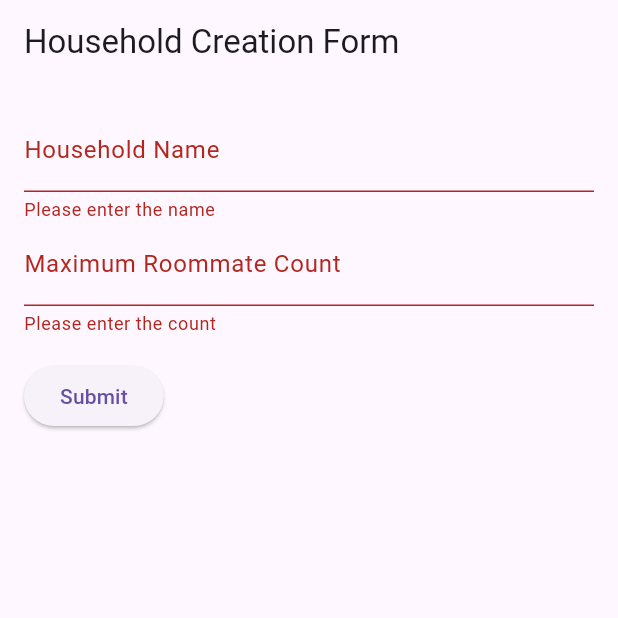
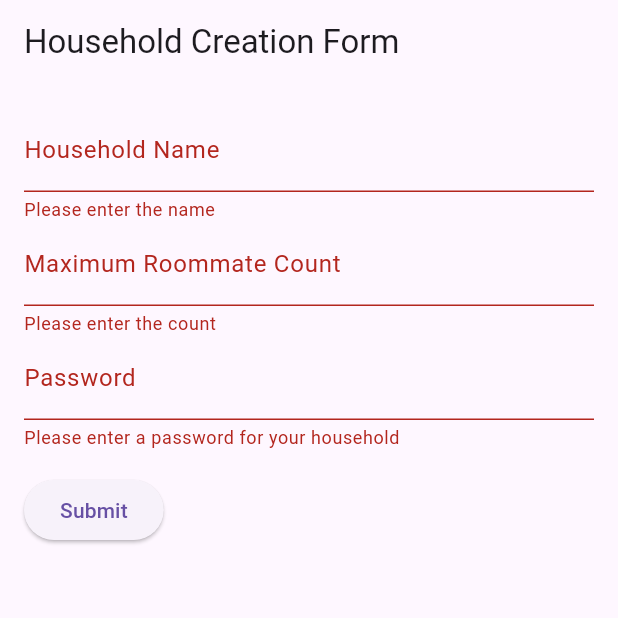
Before and after one commit to emily-wax/Team_Charmander, a Flutter app: the HouseholdCreateForm screen opened directly, after a tap on "Submit", on a phone screen of 412 x 824 dp, the top half of it. Run offline on Flutter 3.47's test engine with Material 3 defaults, Android fonts, the phone set to English and light mode, and no system bars; our stand-ins replace cloud_firestore, firebase_auth, firebase_core, syncfusion_flutter_calendar; accounts and stored records are empty.

Commit message:
household password added

```diff
--- a/flutter_application/lib/HomePage.dart
+++ b/flutter_application/lib/HomePage.dart
@@ -1,5 +1,5 @@
 import 'package:flutter/material.dart';
-import 'fourth_page.dart';
+import 'account_page.dart';
 import 'chores_page.dart';
 import 'appliances_page.dart';
 import 'calendar_page.dart'; // Import the CalendarPage
--- a/flutter_application/lib/fourth_page.dart
+++ b/flutter_application/lib/account_page.dart
@@ -130,7 +130,6 @@ Future<void> updateUserHousehold(String? userId, String householdName) async {
             }).catchError((error) {
               print('Failed to update roommates list: $error');
             });
-
           }
         }
       } else {
--- a/flutter_application/lib/household_create.dart
+++ b/flutter_application/lib/household_create.dart
@@ -1,8 +1,9 @@
 import 'package:cloud_firestore/cloud_firestore.dart';
 import 'package:flutter/material.dart';
+import 'package:flutter/widgets.dart';
 import 'package:flutter_application/household_model.dart';
 import 'SignInPage.dart';
-import 'fourth_page.dart';
+import 'account_page.dart';
 import 'package:firebase_auth/firebase_auth.dart';
 import 'package:firebase_core/firebase_core.dart';
 
@@ -31,6 +32,7 @@ class _HouseholdCreateFormState extends State<HouseholdCreateForm> {
   final _formKey = GlobalKey<FormState>();
   TextEditingController _nameController = TextEditingController();
   TextEditingController _countController = TextEditingController();
+  TextEditingController _passwordController = TextEditingController();
   late User _currentUser;
 
   @override
@@ -77,6 +79,20 @@ class _HouseholdCreateFormState extends State<HouseholdCreateForm> {
                   return null;
                 },
               ),
+              TextFormField(
+                controller: _passwordController,
+                keyboardType: TextInputType.number,
+                decoration: InputDecoration(
+                  labelText: 'Password',
+                  helperText: 'This is used to control who can join your household',
+                ),
+                validator: (value) {
+                  if (value!.isEmpty) {
+                    return 'Please enter a password for your household';
+                  }
+                  return null;
+                },
+              ),
               Padding(
                 padding: const EdgeInsets.symmetric(vertical: 16.0),
                 child: ElevatedButton(
@@ -85,7 +101,7 @@ class _HouseholdCreateFormState extends State<HouseholdCreateForm> {
                       // Process the data
                       String name = _nameController.text;
                       int count = int.parse(_countController.text);
-                      _saveHouseholdToFirebase(name, count);
+                      _saveHouseholdToFirebase(name, count, _passwordController.text );
                     }
                   },
                   child: Text('Submit'),
@@ -98,7 +114,7 @@ class _HouseholdCreateFormState extends State<HouseholdCreateForm> {
     );
   }
 
-  void _saveHouseholdToFirebase( String name, int count ) async{
+  void _saveHouseholdToFirebase( String name, int count, String password ) async{
 
     try{
 
@@ -108,12 +124,14 @@ class _HouseholdCreateFormState extends State<HouseholdCreateForm> {
         await householdRef.set(
           {
           'name': name,
+          'password': password,
           'max_roommate_count': count,
           'roommates': [_currentUser.email],
           }
         ).then((_) {
           _nameController.clear();
           _countController.clear();
+          _passwordController.clear();
           ScaffoldMessenger.of(context).showSnackBar(SnackBar(
             content: Text('Object submitted successfully'),
           ));
@@ -141,6 +159,7 @@ class _HouseholdCreateFormState extends State<HouseholdCreateForm> {
   void dispose() {
     _nameController.dispose();
     _countController.dispose();
+    _passwordController.dispose();
     super.dispose();
   }
 }
--- a/flutter_application/lib/household_join.dart
+++ b/flutter_application/lib/household_join.dart
@@ -1,7 +1,8 @@
 import 'package:cloud_firestore/cloud_firestore.dart';
 import 'package:flutter/material.dart';
+import 'package:flutter_application/household_model.dart';
 import 'SignInPage.dart';
-import 'fourth_page.dart';
+import 'account_page.dart';
 import 'package:firebase_auth/firebase_auth.dart';
 import 'package:firebase_core/firebase_core.dart';
 
@@ -28,7 +29,7 @@ class HouseholdJoinForm extends StatefulWidget {
 class _HouseholdJoinFormState extends State<HouseholdJoinForm> {
 
   final _formKey = GlobalKey<FormState>();
-  TextEditingController _nameController = TextEditingController();
+  TextEditingController _passwordController = TextEditingController();
   late User _currentUser;
   List<String> _households = []; // List to store available users
   String? selectedHousehold;
@@ -83,15 +84,28 @@ class _HouseholdJoinFormState extends State<HouseholdJoinForm> {
                 }).toList(),
                 hint: Text('Select Household'),
               ),
+              TextFormField(
+                controller: _passwordController,
+                decoration: InputDecoration(
+                  labelText: 'Household Password',
+                ),
+                validator: (value) {
+                  if(value!.isEmpty) {
+                    return 'Please enter password';
+                  }
+                  return null;
+                },
+              ),
               Padding(
                 padding: const EdgeInsets.symmetric(vertical: 16.0),
                 child: ElevatedButton(
                   onPressed: () {
                     if (_formKey.currentState!.validate()) {
                       // Process the data
+
+
                       String? name = selectedHousehold;
-
-                      addToObjectArray(name!);
+                      addToObjectArray(name!, _passwordController.text);
                     }
                   },
                   child: Text('Submit'),
@@ -104,7 +118,7 @@ class _HouseholdJoinFormState extends State<HouseholdJoinForm> {
     );
   }
 
-  void addToObjectArray( String houseName ){
+  void addToObjectArray( String houseName, String password ){
 
     FirebaseFirestore.instance.collection('households')
       .where('name', isEqualTo: houseName)
@@ -117,11 +131,16 @@ class _HouseholdJoinFormState extends State<HouseholdJoinForm> {
           List<dynamic> existingArray = document.data()['roommates'] ?? [];
           // Add the string to the array
 
+          HouseholdModel house = HouseholdModel.fromSnapshot(document);
           // TODO: check if the max roommate count has already been hit
 
-          if(existingArray.contains( _currentUser.email)){
+          if (existingArray.contains( _currentUser.email)){
             ScaffoldMessenger.of(context).showSnackBar(SnackBar(
               content: Text('You are already in this household.'),
+            ));
+          } else if (house.password != password) {
+            ScaffoldMessenger.of(context).showSnackBar(SnackBar(
+              content: Text('Incorrect Password.'),
             ));
           } else {
             existingArray.add(_currentUser.email);
@@ -150,9 +169,13 @@ class _HouseholdJoinFormState extends State<HouseholdJoinForm> {
       });
   }
 
+  // bool _HouseholdPasswordCheck( String houseName, String password ) {
+
+  // }
+
   @override
   void dispose() {
-    _nameController.dispose();
+    _passwordController.dispose();
     super.dispose();
   }
 }
--- a/flutter_application/lib/household_model.dart
+++ b/flutter_application/lib/household_model.dart
@@ -4,8 +4,9 @@ class HouseholdModel{
   final String name;
   final int max_roommate_count;
   final List<String> roommates;
+  final String password;
 
-  HouseholdModel({required this.name, required this.max_roommate_count, required this.roommates});
+  HouseholdModel({required this.name, required this.max_roommate_count, required this.roommates, required this.password});
 
   factory HouseholdModel.fromSnapshot(DocumentSnapshot snapshot) {
     Map<String, dynamic> data = snapshot.data() as Map<String, dynamic>;
@@ -14,6 +15,7 @@ class HouseholdModel{
       name: data['name'],
       max_roommate_count: data['max_roommate_count'],
       roommates: roommates.cast<String>(),
+      password: data['password']
     );
   }
 }
```
